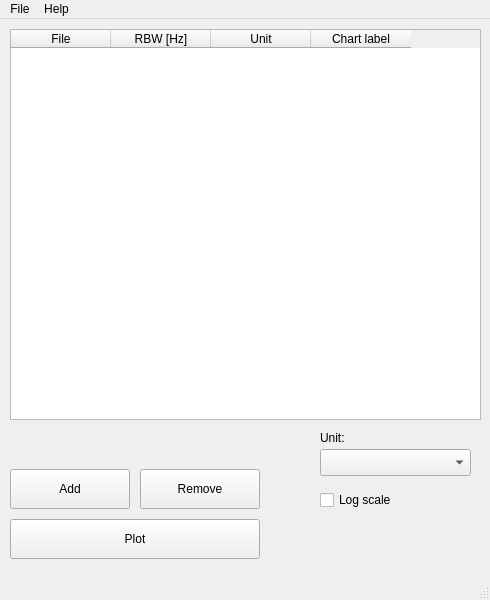
The window that SpectraVisualizer.ui (matib12/SpectraVisualizer) describes before a commit, drawn with Qt 5.
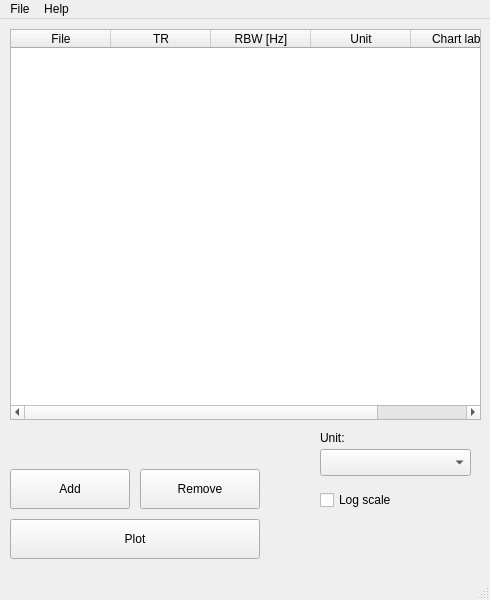
The same window after the commit. Icons and pictures are not drawn.

What changed in the file:
```diff
--- a/SpectraVisualizer.ui
+++ b/SpectraVisualizer.ui
@@ -76,6 +76,11 @@
       <string>File</string>
      </property>
     </column>
+    <column>
+     <property name="text">
+      <string>TR</string>
+     </property>
+    </column>
     <column>
      <property name="text">
       <string>RBW [Hz]</string>
```
